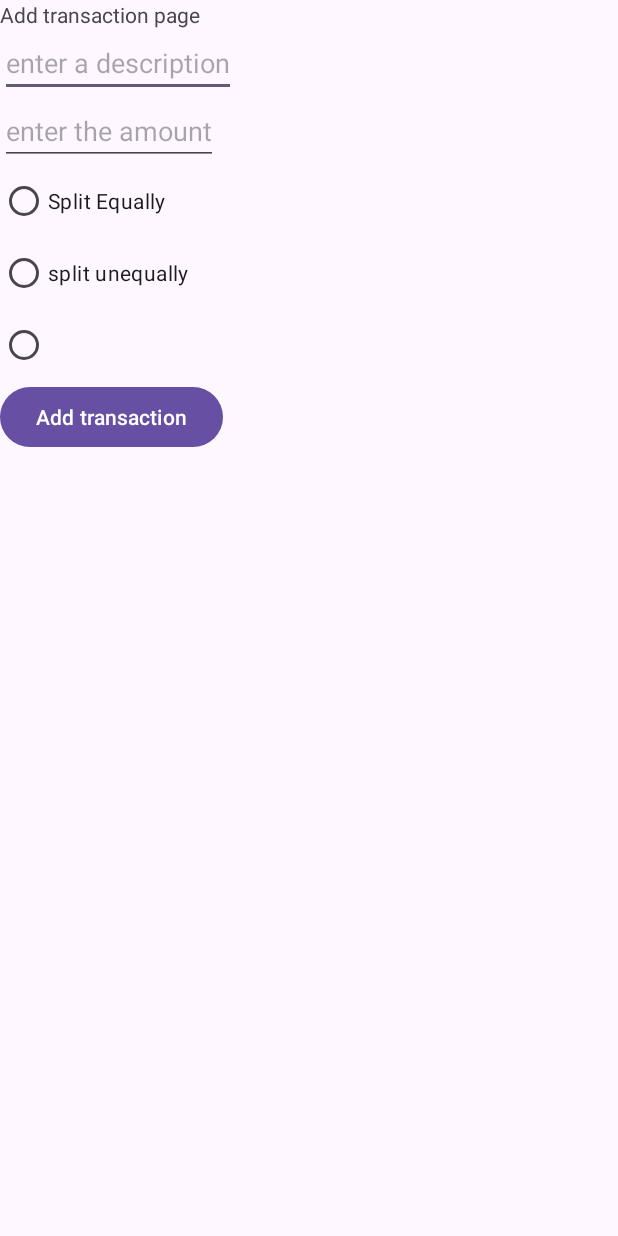
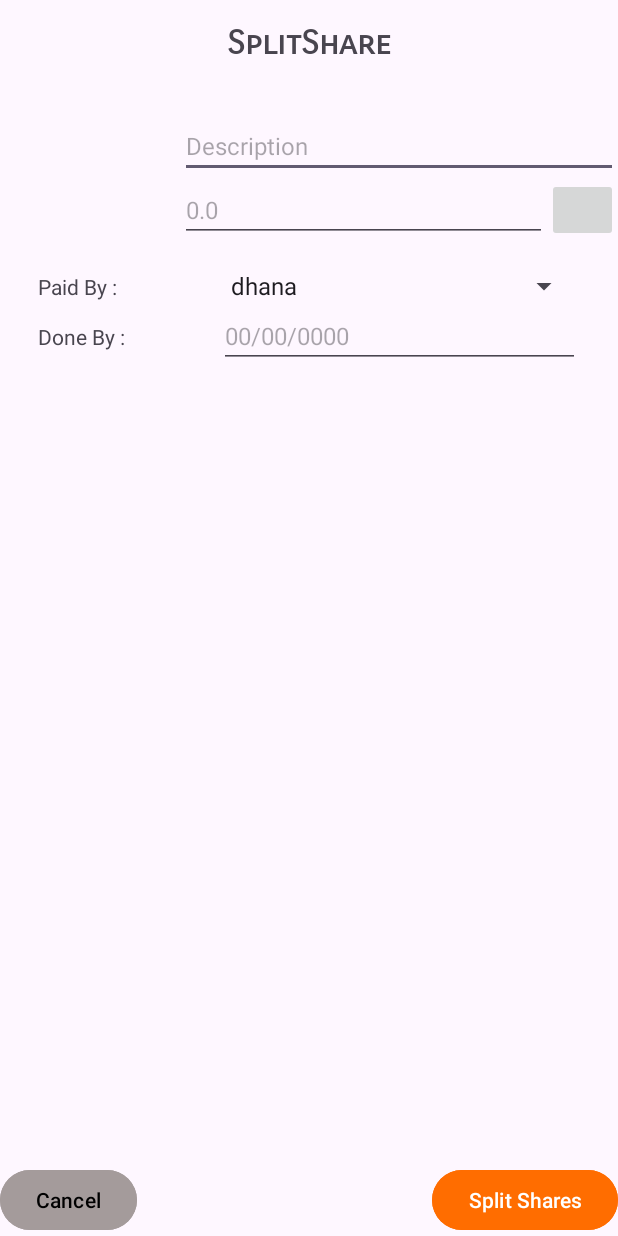
Before and after one commit to psanirudh/SplitShare, an Android app: the AddTransaction screen opened directly, with no data from a screen before it, on a phone screen of 412 x 824 dp. Run offline under Robolectric (Android 15) with nearby library versions, the phone set to English and light mode, and no system bars.

Commit message:
Added basic Transcation splitting page UI

```diff
--- a/app/src/main/java/com/pairprogrammers/splitshare/AddTransaction.java
+++ b/app/src/main/java/com/pairprogrammers/splitshare/AddTransaction.java
@@ -2,13 +2,78 @@ package com.pairprogrammers.splitshare;
 
 import androidx.appcompat.app.AppCompatActivity;
 
+import android.app.DatePickerDialog;
 import android.os.Bundle;
+import android.view.View;
+import android.widget.AdapterView;
+import android.widget.ArrayAdapter;
+import android.widget.DatePicker;
+import android.widget.EditText;
+import android.widget.Spinner;
+import android.widget.Toast;
 
-public class AddTransaction extends AppCompatActivity {
+import java.util.Calendar;
+
+public class AddTransaction extends AppCompatActivity implements AdapterView.OnItemSelectedListener {
+
+    EditText desc,amt,date;
+    Spinner paidBy;
+    DatePickerDialog datePickerDialog;
+
+    //Todo: Tested with temp data only need to modify this from db
+    String []people={"dhana","sekar","hari","ani"};
+    @Override
+    protected void onCreate(Bundle savedInstanceState) {
+
+        super.onCreate(savedInstanceState);
+        setContentView(R.layout.activity_add_transaction);
+        desc=findViewById(R.id.description);
+        amt = findViewById(R.id.amount);
+        date = findViewById(R.id.date);
+        paidBy = findViewById(R.id.amountPaidBy);
+        paidBy.setOnItemSelectedListener(this);
+
+        ArrayAdapter adapter = new ArrayAdapter(this , android.R.layout.simple_spinner_item ,people);
+        adapter.setDropDownViewResource(android.R.layout.simple_spinner_dropdown_item);
+        paidBy.setAdapter(adapter);
+    }
+
+    public void addbtn(View view) {
+        String tx= desc.getText().toString();
+        Toast.makeText(this,tx,Toast.LENGTH_SHORT).show();
+    }
+
+    public void cancelbtn(View view) {
+        String tx= desc.getText().toString();
+        Toast.makeText(this,tx,Toast.LENGTH_SHORT).show();
+    }
+
+    public void currencyChange(View view) {
+
+
+    }
+
+    public void changeDate(View view) {
+        Calendar today = Calendar.getInstance();
+        int day = today.get(Calendar.DAY_OF_MONTH);
+        int month = today.get(Calendar.MONTH);
+        int year = today.get(Calendar.YEAR);
+        datePickerDialog = new DatePickerDialog(this, new DatePickerDialog.OnDateSetListener() {
+            @Override
+            public void onDateSet(DatePicker datePicker, int year, int month, int day) {
+                date.setText(day+"/"+(month+1)+"/"+year);
+            }
+        },year,month,day);
+    }
 
     @Override
-    protected void onCreate(Bundle savedInstanceState) {
-        super.onCreate(savedInstanceState);
-        setContentView(R.layout.activity_add_transaction);
+    public void onItemSelected(AdapterView<?> adapterView, View view, int pos, long l) {
+        Toast.makeText(this,people[pos],Toast.LENGTH_SHORT).show();
+
+    }
+
+    @Override
+    public void onNothingSelected(AdapterView<?> adapterView) {
+
     }
 }
--- a/app/src/main/res/layout/activity_add_transaction.xml
+++ b/app/src/main/res/layout/activity_add_transaction.xml
@@ -3,44 +3,143 @@
     android:orientation="vertical"
     xmlns:android="http://schemas.android.com/apk/res/android">
     <TextView
-        android:layout_width="wrap_content"
+        android:layout_width="match_parent"
+        android:layout_height="23dp"
+        android:textSize="22dp"
+        android:textStyle="bold"
+        android:layout_marginTop="15dp"
+        android:fontFamily="sans-serif-smallcaps"
+        android:text="@string/app_name"
+        android:textAlignment="center"/>
+
+    <LinearLayout
+        android:layout_width="match_parent"
         android:layout_height="wrap_content"
-        android:text="Add transaction page" />
+        android:orientation="horizontal"
+        android:layout_marginTop="20dp">
 
-   <EditText
-        android:layout_width="wrap_content"
+        <ImageView
+            android:layout_width="120dp"
+            android:layout_height="120dp"
+            />
+        <LinearLayout
+            android:layout_width="match_parent"
+            android:layout_height="120dp"
+            android:orientation="vertical"
+            android:gravity="center_vertical"
+            >
+            <EditText
+                android:layout_width="match_parent"
+                android:layout_height="wrap_content"
+                android:textSize="16dp"
+                android:hint="@string/transcationDescriptionHint"
+                android:id="@+id/description"/>
+
+            <LinearLayout
+                android:layout_width="match_parent"
+                android:layout_height="wrap_content"
+                >
+                <EditText
+                    android:layout_width="wrap_content"
+                    android:layout_height="wrap_content"
+                    android:layout_weight="8"
+                    android:textSize="16dp"
+                    android:hint="@string/transcationAmountHint"
+                    android:id="@+id/amount"
+                    android:inputType="number"
+                    />
+                <ImageButton
+                    android:layout_width="20dp"
+                    android:layout_height="match_parent"
+                    android:layout_weight="1"
+                    android:onClick="currencyChange"/>
+            </LinearLayout>
+
+        </LinearLayout>
+
+    </LinearLayout>
+
+    <LinearLayout
+        android:layout_width="match_parent"
         android:layout_height="wrap_content"
-        android:hint="enter a description" />
+        android:orientation="vertical"
+        android:layout_marginLeft="25dp"
+        android:layout_marginRight="25dp">
 
-    <EditText
-        android:layout_width="wrap_content"
-        android:layout_height="wrap_content"
-        android:hint="enter the amount"
-        android:inputType="number"
-        />
+        <LinearLayout
+            android:layout_width="match_parent"
+            android:layout_height="wrap_content"
+            android:orientation="horizontal"
+            >
+            <TextView
+                android:layout_width="match_parent"
+                android:layout_height="wrap_content"
+                android:layout_weight="2"
+                android:text="@string/transcationAmountPaidByText"
 
+                />
 
+            <Spinner
+                android:layout_width="match_parent"
+                android:layout_height="wrap_content"
+                android:layout_weight="1"
+                android:id="@+id/amountPaidBy"/>
+        </LinearLayout>
 
-    <RadioGroup
+        <LinearLayout
+            android:layout_width="match_parent"
+            android:layout_height="wrap_content"
+            android:orientation="horizontal"
+            >
+            <TextView
+                android:layout_width="match_parent"
+                android:layout_height="wrap_content"
+                android:layout_weight="2"
+                android:text="@string/transcationDoneByDateText"
+                />
+
+            <EditText
+                android:layout_width="match_parent"
+                android:layout_height="wrap_content"
+                android:layout_weight="1"
+                android:textSize="16dp"
+                android:hint="@string/transcationDateHint"
+                android:id="@+id/date"
+                android:onClick="changeDate"
+                android:inputType="number"
+                />
+        </LinearLayout>
+    </LinearLayout>
+
+<LinearLayout
+    android:layout_width="match_parent"
+    android:layout_height="match_parent"
+    android:gravity="bottom"
+    android:orientation="horizontal">
+
+    <RelativeLayout
         android:layout_width="match_parent"
-        android:layout_height="wrap_content">
-        <RadioButton
-            android:layout_width="wrap_content"
-            android:text="Split Equally"
-            android:layout_height="wrap_content"/>
-        <RadioButton
+        android:layout_height="match_parent"
+        android:gravity="bottom">
+        <Button
             android:layout_width="wrap_content"
             android:layout_height="wrap_content"
-            android:text="split unequally"/>
-        <RadioButton
+            android:text="@string/transcationCancelText"
+            android:backgroundTint="#A49B9B"
+            android:textColor="@color/black"
+            android:layout_alignParentLeft="true"
+            android:onClick="cancelBtn"
+            />
+        <Button
+            android:layout_width="wrap_content"
+            android:layout_height="wrap_content"
+            android:backgroundTint="#FF6D00"
+            android:text="@string/transcationAddText"
+            android:layout_alignParentRight="true"
+            android:onClick="addBtn"
+            />
+    </RelativeLayout>
 
-            android:layout_width="wrap_content"
-            android:layout_height="wrap_content"/>
-    </RadioGroup>
+</LinearLayout>
 
-    <Button
-        android:layout_width="wrap_content"
-        android:layout_height="wrap_content"
-        android:text="Add transaction"
-        />
 </LinearLayout>
--- a/app/src/main/res/values/strings.xml
+++ b/app/src/main/res/values/strings.xml
@@ -9,4 +9,11 @@
     <string name="invalid_username">Not a valid username</string>
     <string name="invalid_password">Password must be >5 characters</string>
     <string name="login_failed">"Login failed"</string>
+    <string name="transcationDescriptionHint">Description</string>
+    <string name="transcationAmountHint">0.0</string>
+    <string name="transcationAmountPaidByText">Paid By :</string>
+    <string name="transcationDoneByDateText">Done By :</string>
+    <string name="transcationDateHint">00/00/0000</string>
+    <string name="transcationCancelText">Cancel</string>
+    <string name="transcationAddText">Split Shares</string>
 </resources>
```
